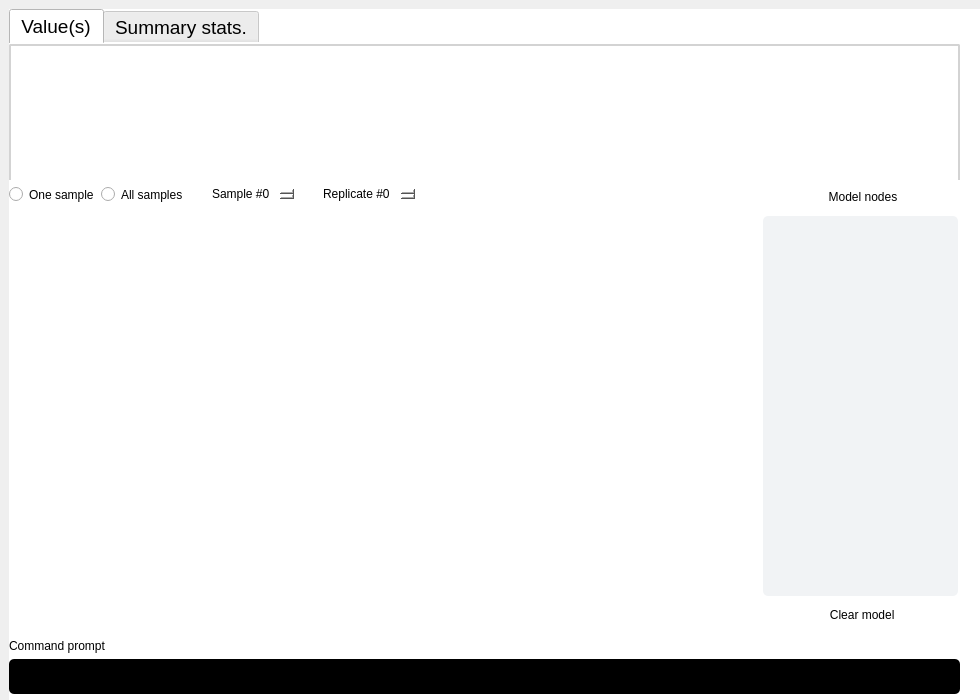
This is src/phylojunction/interface/pysidegui/pjguipages/pjgui_pages.ui in fkmendes/PhyloJunction as Qt 5 draws it before an edit. The edited form follows.
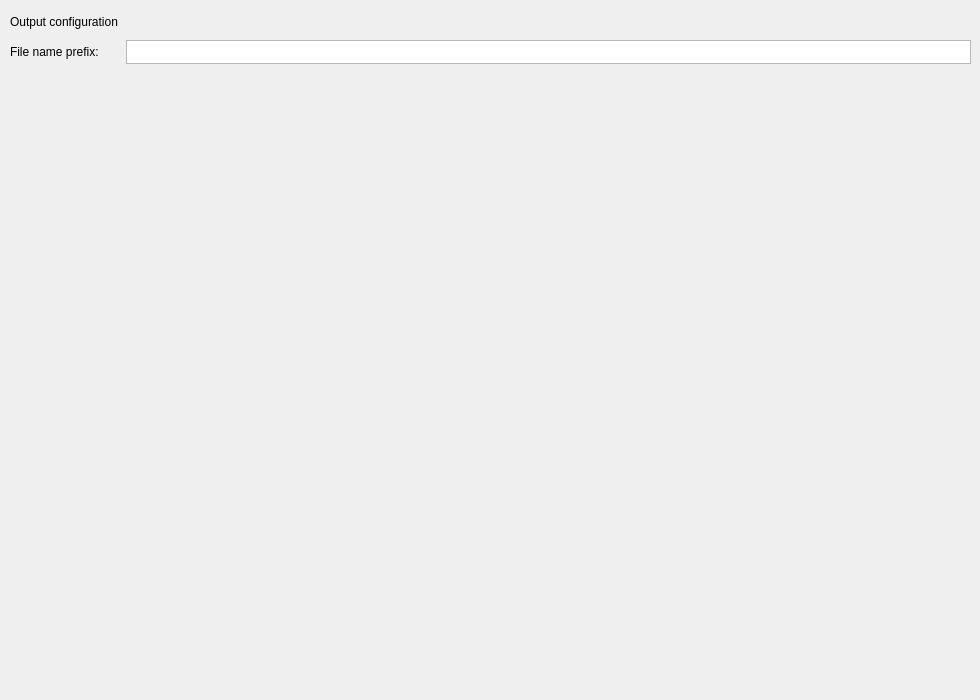
This is the edited form. The open tabs and pages were chosen to show the change. Icons and pictures are not drawn. Custom widgets are drawn as their Qt base class.

Commit message: Allow 'n' and 'nr' to take r.v's, add Settings and About

Diff of the .ui file:
```diff
--- a/src/phylojunction/interface/pysidegui/pjguipages/pjgui_pages.ui
+++ b/src/phylojunction/interface/pysidegui/pjguipages/pjgui_pages.ui
@@ -28,6 +28,84 @@
   <property name="currentIndex">
    <number>0</number>
   </property>
+  <widget class="QWidget" name="settings_page">
+   <widget class="QWidget" name="gridLayoutWidget_4">
+    <property name="geometry">
+     <rect>
+      <x>10</x>
+      <y>10</y>
+      <width>961</width>
+      <height>681</height>
+     </rect>
+    </property>
+    <layout class="QGridLayout" name="settings_page_grid_layout">
+     <item row="0" column="0">
+      <widget class="QLabel" name="label">
+       <property name="minimumSize">
+        <size>
+         <width>0</width>
+         <height>24</height>
+        </size>
+       </property>
+       <property name="maximumSize">
+        <size>
+         <width>16777215</width>
+         <height>24</height>
+        </size>
+       </property>
+       <property name="text">
+        <string>Output configuration</string>
+       </property>
+      </widget>
+     </item>
+     <item row="1" column="0">
+      <layout class="QHBoxLayout" name="filename_prefix_hor_layout">
+       <item alignment="Qt::AlignTop">
+        <widget class="QLabel" name="filename_prefix_label">
+         <property name="minimumSize">
+          <size>
+           <width>110</width>
+           <height>24</height>
+          </size>
+         </property>
+         <property name="maximumSize">
+          <size>
+           <width>110</width>
+           <height>24</height>
+          </size>
+         </property>
+         <property name="text">
+          <string>File name prefix:</string>
+         </property>
+        </widget>
+       </item>
+       <item alignment="Qt::AlignTop">
+        <widget class="QTextEdit" name="filename_prefix_textbox">
+         <property name="minimumSize">
+          <size>
+           <width>0</width>
+           <height>24</height>
+          </size>
+         </property>
+         <property name="maximumSize">
+          <size>
+           <width>16777215</width>
+           <height>24</height>
+          </size>
+         </property>
+         <property name="verticalScrollBarPolicy">
+          <enum>Qt::ScrollBarAlwaysOff</enum>
+         </property>
+         <property name="horizontalScrollBarPolicy">
+          <enum>Qt::ScrollBarAlwaysOff</enum>
+         </property>
+        </widget>
+       </item>
+      </layout>
+     </item>
+    </layout>
+   </widget>
+  </widget>
   <widget class="QWidget" name="pgm_page">
    <property name="minimumSize">
     <size>
```
Left out of the diff: 45 changed lines with no effect on the pictures. The commit also changes 11 other files.
